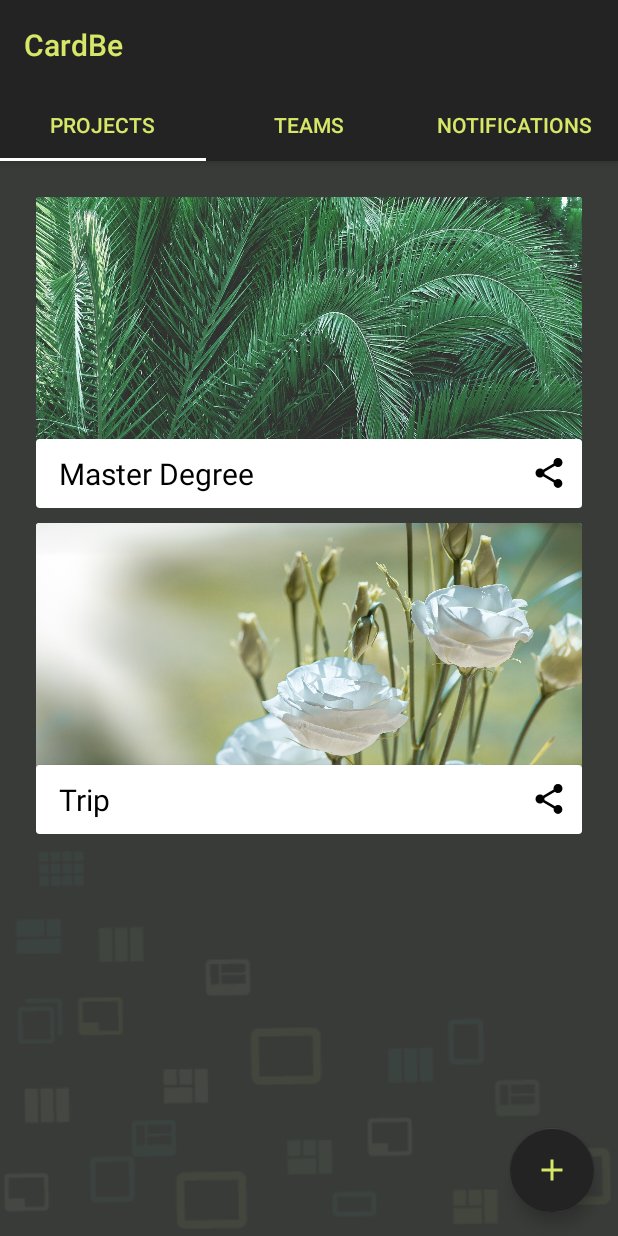
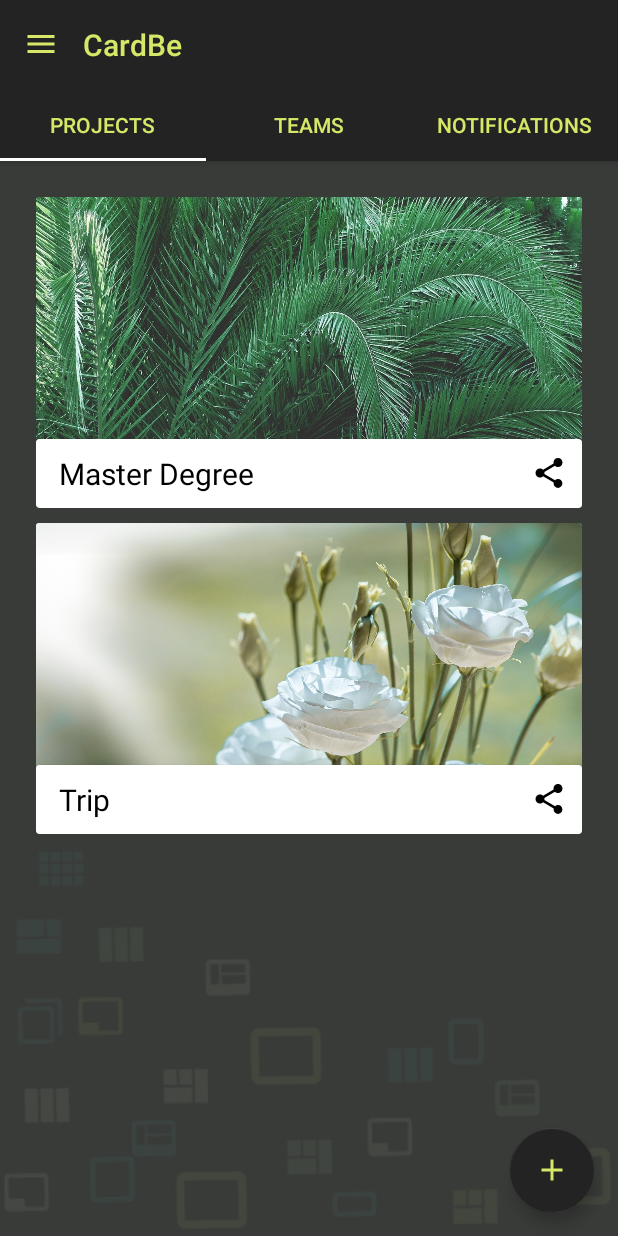
Before and after one commit to LaraSMota/IPB-Kanban-Mobile, an Android app: the Home screen opened directly, with no data from a screen before it, on a phone screen of 412 x 824 dp. Run offline under Robolectric (Android 15) with nearby library versions, the phone set to English and light mode, and no system bars.

Commit message:
Navegação para as telas settings, Edit profile, change password, report a problem e about cardbe

```diff
--- a/app/src/main/AndroidManifest.xml
+++ b/app/src/main/AndroidManifest.xml
@@ -7,7 +7,7 @@
             android:name=".CreateTeam"
             android:configChanges="orientation|keyboardHidden|screenSize"
             android:label="@string/title_activity_create_team"
-            android:theme="@style/FullscreenTheme">
+            android:theme="@style/cardBeTheme.NoActionBar">
 
         </activity>
         <activity
--- /dev/null
+++ b/app/src/main/java/com/example/cardbe/DeleteAccount.java
@@ -0,0 +1,4 @@
+package com.example.cardbe;
+
+public class DeleteAccount {
+}
--- a/app/src/main/java/com/example/cardbe/ui/home/Home.kt
+++ b/app/src/main/java/com/example/cardbe/ui/home/Home.kt
@@ -3,6 +3,7 @@ package com.example.cardbe.ui.home
 import android.content.Intent
 import android.os.Bundle
 import android.view.Menu
+import android.widget.ImageView
 import android.widget.Toast
 import com.google.android.material.tabs.TabLayout
 import androidx.viewpager.widget.ViewPager
@@ -11,6 +12,7 @@ import androidx.viewpager.widget.PagerAdapter
 import com.example.cardbe.CreateBoard
 import com.example.cardbe.CreateTeam
 import com.example.cardbe.R
+import com.example.cardbe.Settings
 import com.google.android.material.floatingactionbutton.FloatingActionButton
 
 class Home : AppCompatActivity() {
@@ -22,6 +24,11 @@ class Home : AppCompatActivity() {
         viewPager.adapter = sectionsPagerAdapter
         val tabs: TabLayout = findViewById(R.id.tabs)
         tabs.setupWithViewPager(viewPager)
+        val menuIcon = findViewById<ImageView>(R.id.HomeMenu)
+
+        menuIcon.setOnClickListener{
+            startActivity(Intent(this, Settings::class.java))
+        }
 
         findViewById<FloatingActionButton>(R.id.fab).setOnClickListener {
             startActivity(Intent(this, CreateBoard::class.java))
--- a/app/src/main/res/layout/activity_home.xml
+++ b/app/src/main/res/layout/activity_home.xml
@@ -13,6 +13,20 @@
         android:layout_height="wrap_content"
         android:theme="@style/cardBeTheme.AppBarOverlay">
 
+
+        <LinearLayout
+            android:layout_width="match_parent"
+            android:layout_height="match_parent"
+            android:layout_marginHorizontal="15dp"
+            android:orientation="horizontal">
+
+            <ImageView
+                android:id="@+id/HomeMenu"
+                android:layout_width="wrap_content"
+                android:layout_height="wrap_content"
+                android:layout_gravity="center_vertical"
+                app:srcCompat="@drawable/ic_menu_green_24dp" />
+
             <TextView
                 android:id="@+id/title"
                 android:layout_width="wrap_content"
@@ -22,6 +36,8 @@
                 android:padding="@dimen/appbar_padding"
                 android:text="@string/app_name"
                 android:textAppearance="@style/TextAppearance.Widget.AppCompat.Toolbar.Title" />
+
+        </LinearLayout>
 
         <com.google.android.material.tabs.TabLayout
             android:id="@+id/tabs"
--- a/app/src/main/res/layout/activity_profilescreen.xml
+++ b/app/src/main/res/layout/activity_profilescreen.xml
@@ -145,7 +145,7 @@
                 android:layout_gravity="center"
                 android:layout_marginTop="10dp"
                 android:background="@color/button"
-                android:enabled="false"
+                android:enabled="true"
                 android:text="save"
                 android:textColor="#000000" />
 
```
Also changed, not shown: app/src/main/java/com/example/cardbe/Profile.kt (+50 -2 lines), app/src/main/java/com/example/cardbe/Settings.kt (+43 -0 lines). Lines whose indentation alone changed are shown as unchanged.
